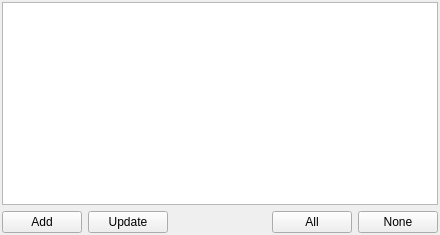
Before: the Qt Designer form src/plugins/messagewidgets/receiverswidget.ui in silvansky/Contacts, drawn with Qt 5.
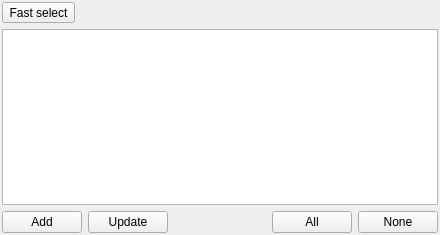
After: the same form once the commit is applied.

Patch:
```diff
--- a/src/plugins/messagewidgets/receiverswidget.ui
+++ b/src/plugins/messagewidgets/receiverswidget.ui
@@ -17,8 +17,21 @@
     <number>2</number>
    </property>
    <item>
-    <widget class="QTreeWidget" name="trwReceivers" >
-     <property name="columnCount" >
+    <widget class="QToolButton" name="fastSelectButton">
+     <property name="text">
+      <string>Fast select</string>
+     </property>
+     <property name="popupMode">
+      <enum>QToolButton::InstantPopup</enum>
+     </property>
+     <property name="toolButtonStyle">
+      <enum>Qt::ToolButtonTextBesideIcon</enum>
+     </property>
+    </widget>
+   </item>
+   <item>
+    <widget class="QTreeWidget" name="trwReceivers">
+     <property name="columnCount">
       <number>0</number>
      </property>
     </widget>
@@ -70,7 +83,7 @@
    </item>
   </layout>
  </widget>
- <layoutdefault spacing="6" margin="11" />
+ <layoutdefault spacing="6" margin="11"/>
  <resources/>
  <connections/>
 </ui>
```
Left out of the diff: 35 changed lines with no effect on the pictures.
